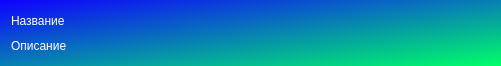
This is uis/grp_widget.ui in KIBORGm/amn_project as Qt 5 draws it before an edit. The edited form follows.
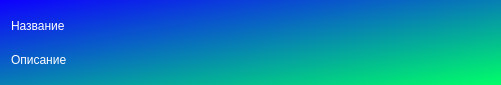
This is the edited form. Icons and pictures are not drawn.

Diff of the .ui file:
```diff
--- a/uis/grp_widget.ui
+++ b/uis/grp_widget.ui
@@ -7,7 +7,7 @@
     <x>0</x>
     <y>0</y>
     <width>501</width>
-    <height>66</height>
+    <height>85</height>
    </rect>
   </property>
   <property name="windowTitle">
```
Left out of the diff: 4 changed lines with no effect on the pictures.
